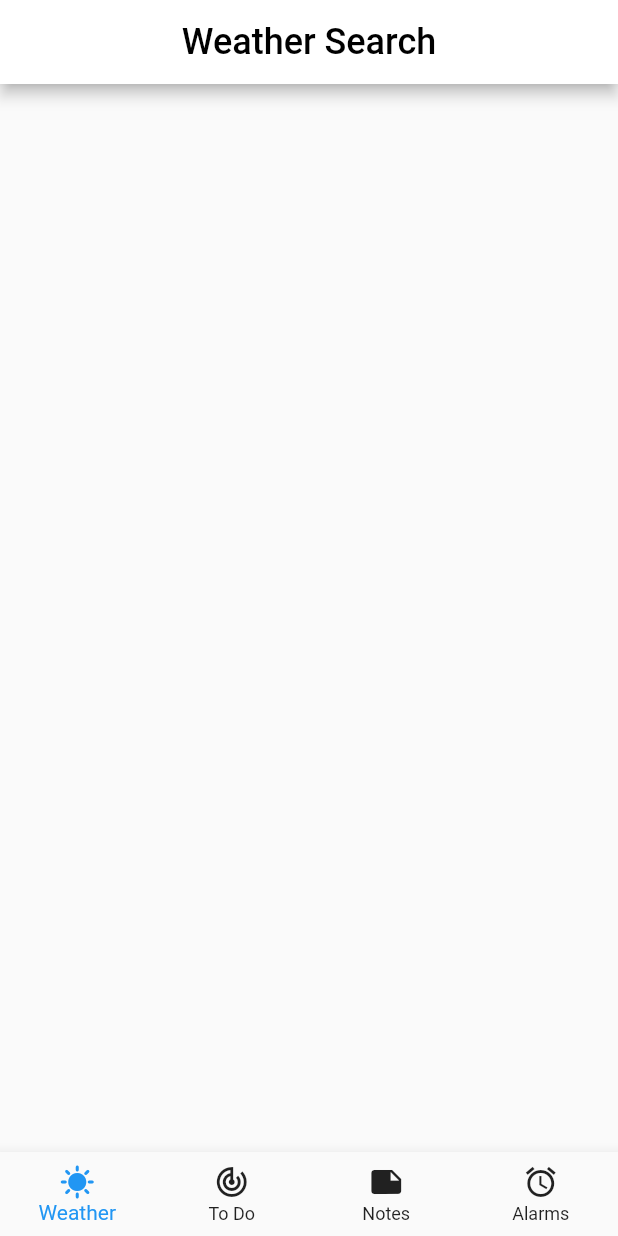
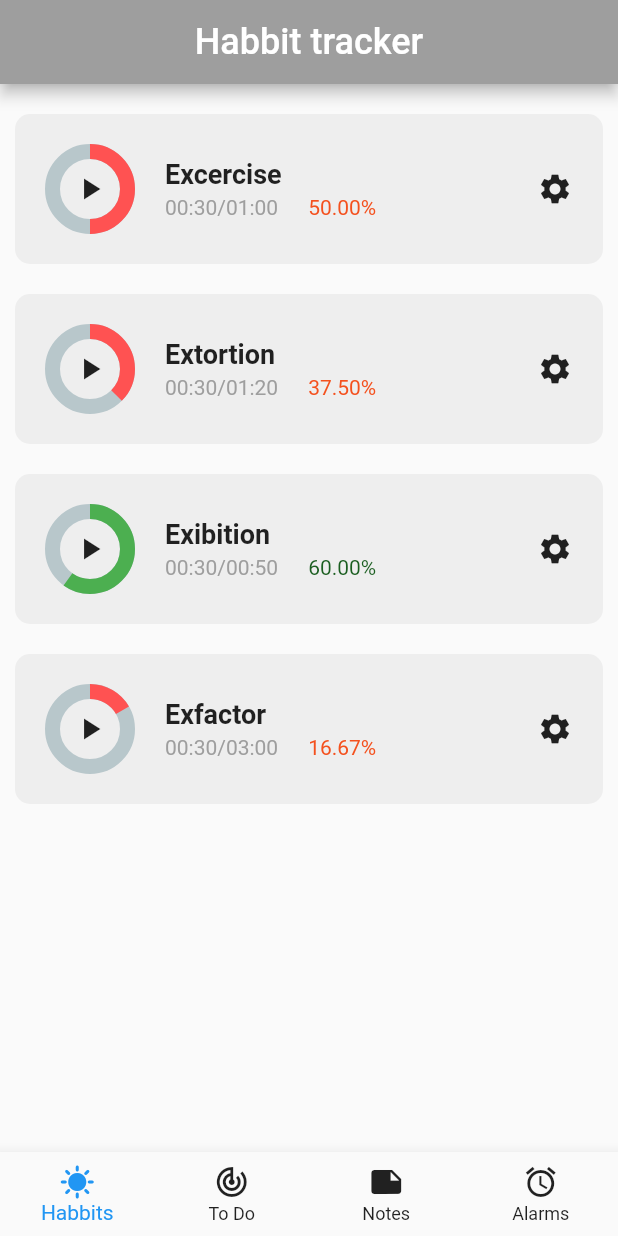
Before and after one commit to awes0m/routined, a Flutter app: the screen it shows after launch, on a phone screen of 412 x 824 dp. Run offline on Flutter 3.47's test engine with Material 2 defaults, Android fonts, the phone set to English and light mode, and no system bars; drawn by our look-alikes of percent_indicator; our stand-ins replace flutter_slidable, hive, hive_flutter, permission_handler; accounts and stored records are empty.

Commit message:
Habbit Tracker UI completed

```diff
--- a/routined/lib/bottom_bar.dart
+++ b/routined/lib/bottom_bar.dart
@@ -3,7 +3,7 @@ import 'package:flutter/material.dart';
 import 'presentation/screens/alarm_screen.dart';
 import 'presentation/screens/notepad.dart';
 import 'presentation/screens/to_do_screen.dart';
-import 'presentation/screens/weather_search_page.dart';
+import 'presentation/screens/habbit_tracker_page.dart';
 
 class BottomBar extends StatefulWidget {
   const BottomBar({Key? key}) : super(key: key);
@@ -15,7 +15,7 @@ class BottomBar extends StatefulWidget {
 class _BottomBarState extends State<BottomBar> {
   int _selectedIndex = 0;
   List<Widget> screens = [
-    const WeatherSearchPage(),
+    const HabbitTrackerPage(),
     const ToDoScreen(),
     const NotesScreen(),
     const AlarmScreen(),
@@ -41,7 +41,7 @@ class _BottomBarState extends State<BottomBar> {
           items: const <BottomNavigationBarItem>[
             BottomNavigationBarItem(
               icon: Icon(Icons.sunny),
-              label: 'Weather',
+              label: 'Habbits',
             ),
             BottomNavigationBarItem(
               icon: Icon(Icons.track_changes),
--- a/routined/lib/core/widgets/custom_appbar.dart
+++ b/routined/lib/core/widgets/custom_appbar.dart
@@ -3,6 +3,7 @@ import 'package:flutter/material.dart';
 PreferredSizeWidget customAppBar({
   required String titleText,
   Color appBarColor = Colors.black,
+  Color titleTextColor = Colors.white,
 }) =>
     AppBar(
       centerTitle: true,
@@ -10,9 +11,9 @@ PreferredSizeWidget customAppBar({
         padding: const EdgeInsets.all(15.0),
         child: Text(titleText,
             style: TextStyle(
-              color: appBarColor,
+              color: titleTextColor,
               fontSize: 24,
             )),
       ),
-      backgroundColor: Colors.white,
+      backgroundColor: appBarColor,
     );
--- a/routined/lib/core/widgets/custom_button.dart
+++ b/routined/lib/core/widgets/custom_button.dart
@@ -14,7 +14,7 @@ class CustomButton extends StatelessWidget {
   Widget build(BuildContext context) {
     return MaterialButton(
       onPressed: onPressed,
-      color: Theme.of(context).backgroundColor,
+      color: Theme.of(context).colorScheme.background,
       child: Text(text),
     );
   }
--- /dev/null
+++ b/routined/lib/presentation/screens/habbit_tracker_page.dart
@@ -0,0 +1,78 @@
+import 'dart:async';
+
+import 'package:flutter/material.dart';
+import '../../core/widgets/custom_appbar.dart';
+import '../widgets/habbit_tile.dart';
+
+class HabbitTrackerPage extends StatefulWidget {
+  const HabbitTrackerPage({super.key});
+
+  @override
+  State<HabbitTrackerPage> createState() => _HabbitTrackerPageState();
+}
+
+class _HabbitTrackerPageState extends State<HabbitTrackerPage> {
+  List habbitList = [
+    ['Excercise', false, 60, 30],
+    ['Extortion', false, 80, 30],
+    ['Exibition', false, 50, 30],
+    ['Exfactor', false, 180, 30],
+  ];
+
+  void habbitStarted(int index) {
+    /// Grab the start time
+    DateTime startTime = DateTime.now();
+
+    /// Keep track of the previous time
+    int elapsedTime = habbitList[index][3];
+    setState(() {
+      habbitList[index][1] = !habbitList[index][1];
+    });
+
+    ///keep the timer going
+    Timer.periodic(const Duration(seconds: 1), (timer) {
+      ///check if user has stoopped the timer
+      setState(() {
+        if (habbitList[index][1] == false) {
+          timer.cancel();
+        }
+        var currentTime = DateTime.now();
+        habbitList[index][3] = elapsedTime +
+            currentTime.second -
+            startTime.second +
+            60 * (currentTime.minute - startTime.minute) +
+            60 * 60 * (currentTime.hour - startTime.hour) +
+            60 * 60 * 24 * (currentTime.day - startTime.day);
+      });
+    });
+  }
+
+  void settingsOpened(int index) {
+    showDialog(
+        context: context,
+        builder: (context) {
+          return AlertDialog(
+            title: Text('Settings for ${habbitList[index][0]}'),
+          );
+        });
+  }
+
+  @override
+  Widget build(BuildContext context) {
+    return Scaffold(
+      appBar:
+          customAppBar(titleText: 'Habbit tracker', appBarColor: Colors.grey),
+      body: ListView.builder(
+        itemCount: habbitList.length,
+        itemBuilder: (ctx, index) => HabbitTile(
+          habbitName: habbitList[index][0],
+          habbitStarted: habbitList[index][1],
+          ontap: () => habbitStarted(index),
+          settingsOntap: () => settingsOpened(index),
+          timeGoal: habbitList[index][2],
+          timeSpent: habbitList[index][3],
+        ),
+      ),
+    );
+  }
+}
--- a/routined/lib/presentation/screens/weather_search_page.dart
+++ /dev/null
@@ -1,14 +0,0 @@
-import 'package:flutter/material.dart';
-import '../../core/widgets/custom_appbar.dart';
-
-class WeatherSearchPage extends StatelessWidget {
-  const WeatherSearchPage({super.key});
-
-  @override
-  Widget build(BuildContext context) {
-    return Scaffold(
-      appBar: customAppBar(titleText: 'Weather Search'),
-      body: Container(),
-    );
-  }
-}
--- /dev/null
+++ b/routined/lib/presentation/widgets/habbit_tile.dart
@@ -0,0 +1,126 @@
+import 'package:flutter/material.dart';
+import 'package:percent_indicator/circular_percent_indicator.dart';
+
+class HabbitTile extends StatelessWidget {
+  final String habbitName;
+  final VoidCallback ontap;
+  final VoidCallback settingsOntap;
+  final int timeSpent;
+  final int timeGoal;
+  final bool habbitStarted;
+
+  const HabbitTile({
+    Key? key,
+    required this.habbitName,
+    required this.ontap,
+    required this.settingsOntap,
+    required this.timeSpent,
+    required this.timeGoal,
+    required this.habbitStarted,
+  }) : super(key: key);
+
+  get percentageComplete => timeSpent / timeGoal;
+
+  String formatToMinSec(int totalSeconds) {
+    String sec = (totalSeconds % 60).toString();
+    String mins = (totalSeconds / 60).toStringAsFixed(1);
+
+    if (sec.length == 1) {
+      sec = '0$sec';
+    }
+
+    if (mins[1] == '.') {
+      mins = '0${mins.substring(0, 1)}';
+    }
+    return '$mins:$sec';
+  }
+
+  @override
+  Widget build(BuildContext context) {
+    return Padding(
+      padding: const EdgeInsets.only(left: 10.0, right: 10, top: 20),
+      child: Container(
+        padding: const EdgeInsets.all(20),
+        decoration: BoxDecoration(
+          color: Colors.grey[200],
+          borderRadius: BorderRadius.circular(10),
+        ),
+        child: Row(
+          mainAxisAlignment: MainAxisAlignment.spaceBetween,
+          children: [
+            Row(
+              children: [
+                //Circular Progressbar
+
+                GestureDetector(
+                  onTap: ontap,
+                  child: SizedBox(
+                    height: 60,
+                    width: 60,
+                    child: Stack(
+                      children: [
+                        CircularPercentIndicator(
+                          radius: 30,
+                          lineWidth: 10,
+                          percent:
+                              percentageComplete < 1 ? percentageComplete : 1,
+                          progressColor: percentageComplete > 0.5
+                              ? Colors.green
+                              : Colors.redAccent,
+                        ),
+                        Center(
+                            child: habbitStarted
+                                ? const Icon(Icons.pause)
+                                : const Icon(Icons.play_arrow))
+                      ],
+                    ),
+                  ),
+                ),
+                const SizedBox(width: 20),
+                //Info text
+                Column(
+                  crossAxisAlignment: CrossAxisAlignment.start,
+                  children: [
+                    // Habbit name
+
+                    Text(
+                      habbitName,
+                      style: const TextStyle(
+                        fontWeight: FontWeight.bold,
+                        fontSize: 18,
+                      ),
+                    ),
+
+                    const SizedBox(height: 4),
+                    //progress
+                    Row(
+                      children: [
+                        Text(
+                          '${formatToMinSec(timeSpent)}/${formatToMinSec(timeGoal)}',
+                          style: const TextStyle(color: Colors.grey),
+                        ),
+                        const SizedBox(width: 20),
+                        Text(
+                          '${(percentageComplete * 100).toStringAsFixed(2)}%',
+                          style: TextStyle(
+                              color: percentageComplete > 0.5
+                                  ? Colors.green[900]
+                                  : Colors.deepOrange[600]),
+                        )
+                      ],
+                    )
+                  ],
+                ),
+              ],
+            ),
+            //Habit settings
+            GestureDetector(
+              onTap: settingsOntap,
+              child: const Icon(Icons.settings),
+            ),
+          ],
+        ),
+      ),
+    );
+  }
+}
--- a/routined/pubspec.yaml
+++ b/routined/pubspec.yaml
@@ -35,6 +35,7 @@ dependencies:
   hive: ^2.2.3
   hive_flutter: ^1.1.0
   path_provider: ^2.0.11
+  percent_indicator: ^4.2.2
   permission_handler: ^10.0.0
 
 
@@ -48,7 +49,7 @@ dev_dependencies:
   flutter_lints: ^2.0.0
   flutter_test:
     sdk: flutter
-  hive_generator: ^1.1.3
+  hive_generator: ^2.0.0
 
 # For information on the generic Dart part of this file, see the
 # following page: https://dart.dev/tools/pub/pubspec
```
